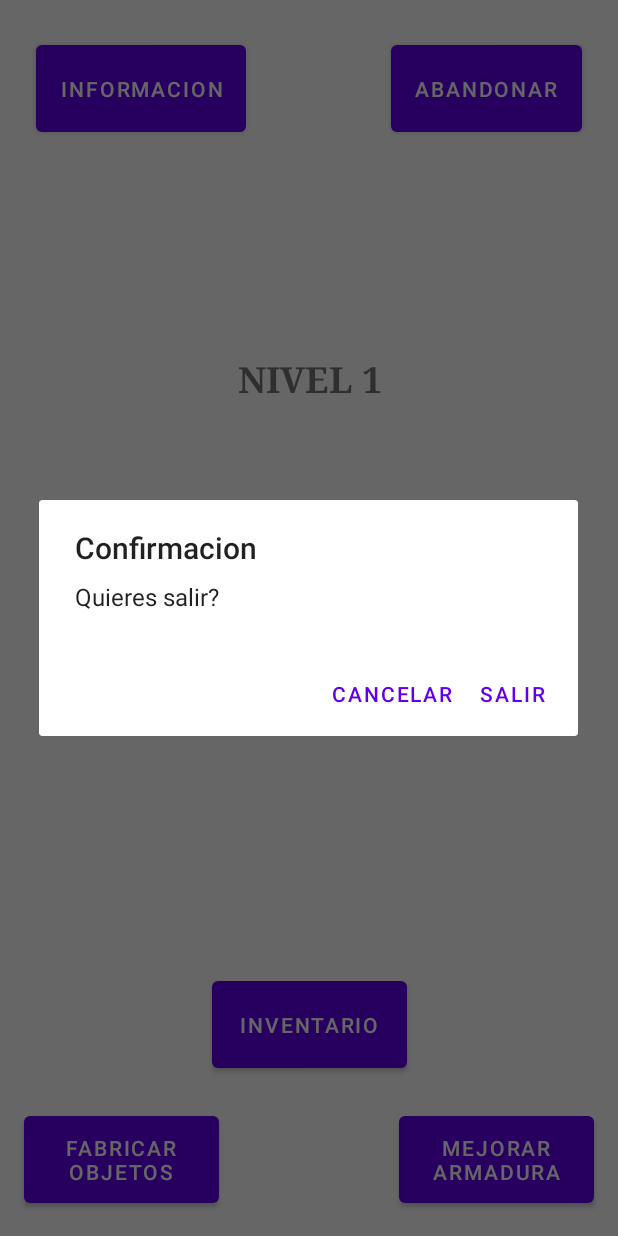
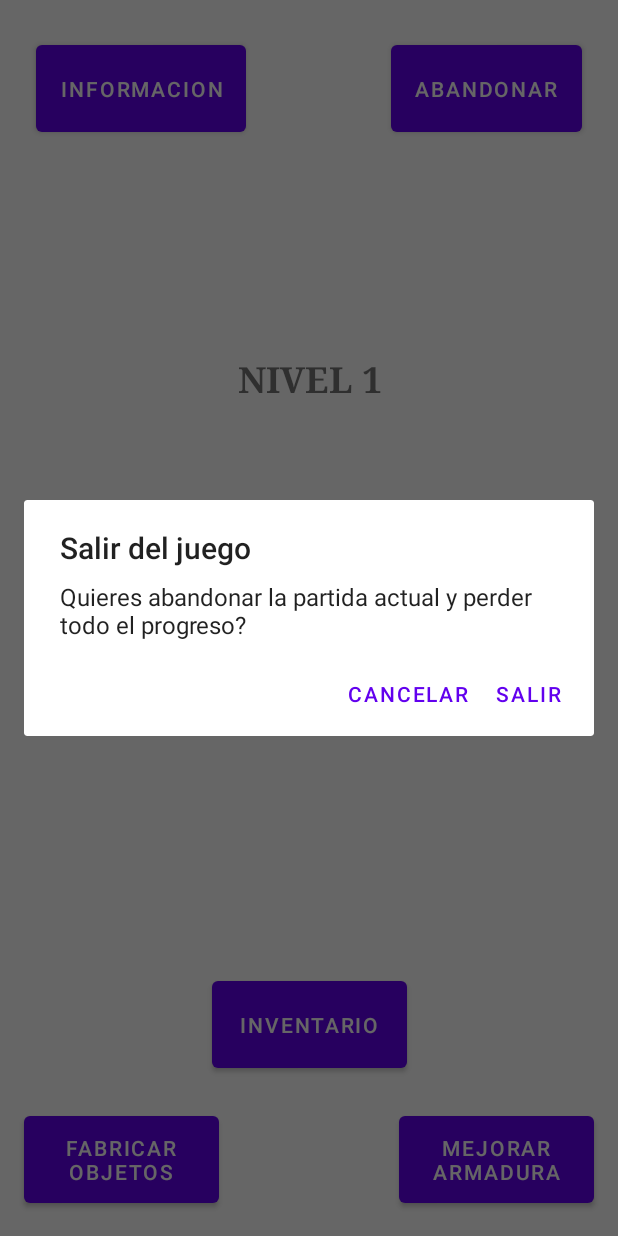
Before and after one commit to SergioVelaAlfajarin/Dungeon-Master, an Android app: the RestZoneActivity screen opened directly, with no data from a screen before it, after a tap on "ABANDONAR", on a phone screen of 412 x 824 dp. Run offline under Robolectric (Android 15) with nearby library versions, the phone set to English and light mode, and no system bars.

Commit message:
agregado dialogo de confirmacion al abandonar la partida

```diff
--- a/app/src/main/java/sva/dungmas/activities/RestZoneActivity.kt
+++ b/app/src/main/java/sva/dungmas/activities/RestZoneActivity.kt
@@ -6,11 +6,12 @@ import android.os.Bundle
 import android.view.View
 import android.widget.Button
 import android.widget.TextView
-import android.widget.Toast
+import androidx.activity.OnBackPressedCallback
 import androidx.activity.result.ActivityResult
 import androidx.activity.result.ActivityResultLauncher
 import androidx.activity.result.contract.ActivityResultContracts
 import sva.dungmas.R
+import sva.dungmas.dialogs.ConfirmCallback
 import sva.dungmas.dialogs.ConfirmDialog
 import sva.dungmas.dialogs.CustomDialog
 import sva.dungmas.dialogs.SimpleDialog
@@ -36,15 +37,11 @@ class RestZoneActivity : AppCompatActivity() {
         updateLblLevel()
         setButtonsEvents()
 
-        //TODO handle back pressed
-        /*onBackPressedDispatcher.addCallback(this, object : OnBackPressedCallback(true) {
+        onBackPressedDispatcher.addCallback(object: OnBackPressedCallback(true) {
             override fun handleOnBackPressed() {
-                Log.d(":::", "handleOnBackPressed: ")
-                DialogCreator.createConfirmDialog("Salir?", applicationContext) {
-                    finish()
-                }
+                confirmExit()
             }
-        })*/
+        })
     }
 
     private fun onActivityResult(result: ActivityResult){
@@ -85,14 +82,27 @@ class RestZoneActivity : AppCompatActivity() {
     }
 
     private fun btnLevelInfoClick(v: View){
+        //TODO hacer que se muestren los items que se van a dropear
+        //hacer layout fija, ninguna recycler
         CustomDialog("Level drops")
             .show(supportFragmentManager, ":::")
     }
 
     private fun btnLeaveGameClick(v: View){
-        ConfirmDialog("Confirmacion", "Quieres salir?", "Cancelar", "Salir")
-            .show(supportFragmentManager, ":::")
+        confirmExit()
     }
+
+    private fun confirmExit() = ConfirmDialog(
+        getString(R.string.exitGameTitle),
+        getString(R.string.exitGameMsg),
+        getString(R.string.cancelOp),
+        getString(R.string.exitOp),
+        object : ConfirmCallback {
+            override fun dialogOk() {
+                finish()
+            }
+        }
+    ).show(supportFragmentManager, ":::")
 
     private fun btnUpgradeClick(v: View){
         val it = Intent(this, UpgradeActivity::class.java)
--- a/app/src/main/java/sva/dungmas/dialogs/ConfirmDialog.kt
+++ b/app/src/main/java/sva/dungmas/dialogs/ConfirmDialog.kt
@@ -12,32 +12,24 @@ class ConfirmDialog(
     private val title: String,
     private val message: String,
     private val negativeOp: String,
-    private val positiveOp: String
+    private val positiveOp: String,
+    private val callback: ConfirmCallback
 ): DialogFragment()  {
-    var accepted = false
-
     override fun onCreateDialog(savedInstanceState: Bundle?): Dialog {
-        /*val builder = if(Game.darkMode)
-            AlertDialog.Builder(activity, R.style.AlertDialogDark)
-        else
-            AlertDialog.Builder(activity)*/
-
         val builder = AlertDialog.Builder(activity)
-
         builder.setTitle(title)
         builder.setMessage(message)
         builder.setNegativeButton(negativeOp){ dialogInterface: DialogInterface?, i: Int ->
             dismiss()
         }
         builder.setPositiveButton(positiveOp){ dialogInterface: DialogInterface?, i: Int ->
-            accepted = true
+            callback.dialogOk()
             dismiss()
         }
-        val dialog = builder.create()
-
-
-
-
-        return dialog
+        return builder.create()
     }
 }
+
+interface ConfirmCallback{
+    fun dialogOk()
+}
--- a/app/src/main/res/values/strings.xml
+++ b/app/src/main/res/values/strings.xml
@@ -41,4 +41,8 @@
     <string name="craftable">Fabricable</string>
     <string name="needed">Necesitas:</string>
     <string name="emptyInv">El inventario esta vacio</string>
+    <string name="exitGameTitle">Salir del juego</string>
+    <string name="exitGameMsg">Quieres abandonar la partida actual y perder todo el progreso?</string>
+    <string name="cancelOp">Cancelar</string>
+    <string name="exitOp">Salir</string>
 </resources>
```
Also changed, not shown: app/src/main/java/sva/dungmas/game/entities/Inventory.kt (+17 -1 lines), 2 other files.
